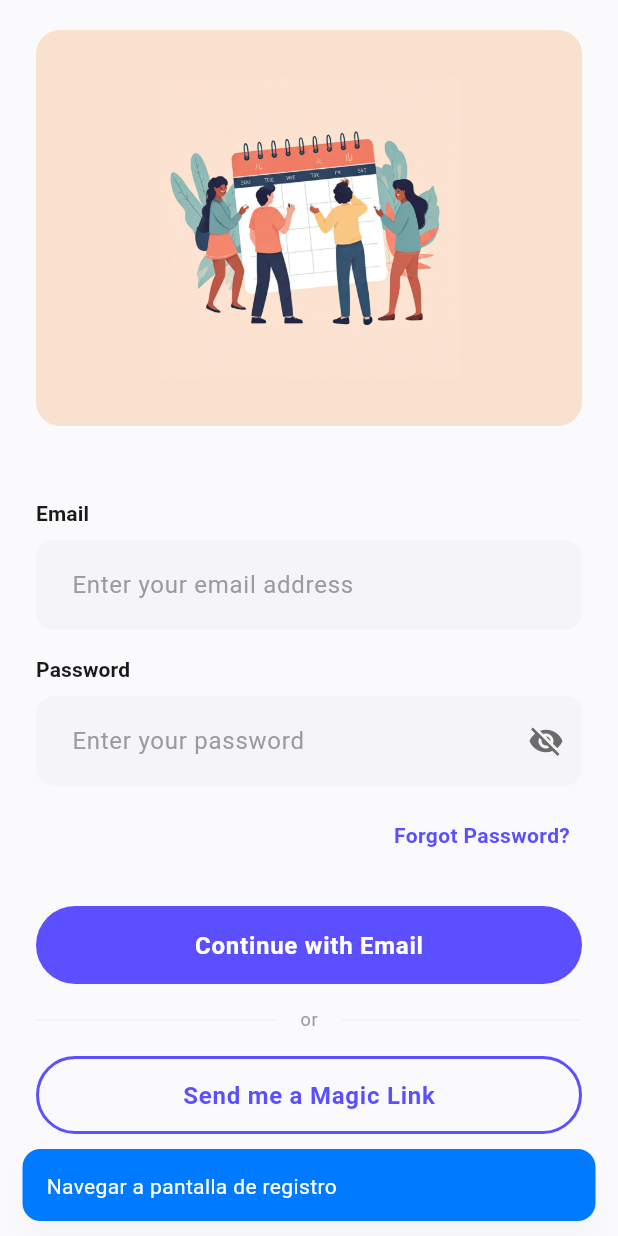
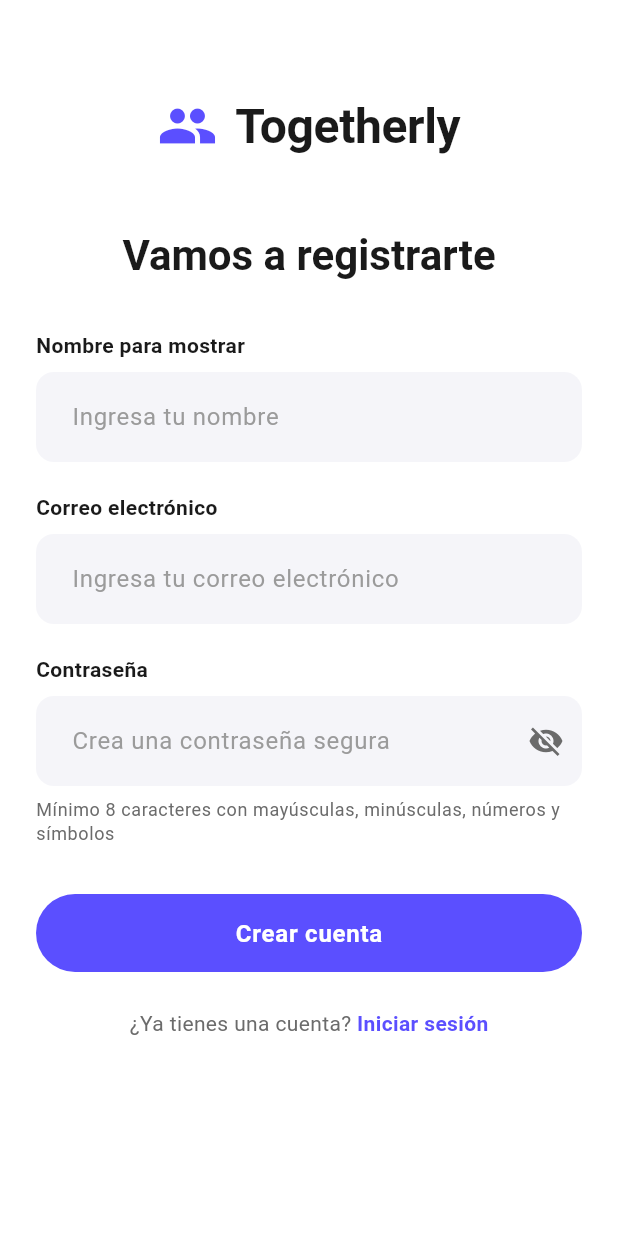
Before and after one commit to Z3r0J/togetherly_app, a Flutter app: the screen it shows after launch, scrolled down 160 dp, after a tap on "Registrate", on a phone screen of 412 x 824 dp. Run offline on Flutter 3.47's test engine with Material 3 defaults, Android fonts, the phone set to English and light mode, and no system bars; our stand-ins replace app_links, shared_preferences; accounts and stored records are empty.

Commit message:
feat: Implement user registration and email verification flow with deep linking support

```diff
--- /dev/null
+++ b/lib/models/register_models.dart
@@ -0,0 +1,56 @@
+class RegisterRequest {
+  final String name;
+  final String email;
+  final String password;
+
+  RegisterRequest({
+    required this.name,
+    required this.email,
+    required this.password,
+  });
+
+  Map<String, dynamic> toJson() {
+    return {
+      'name': name,
+      'email': email,
+      'password': password,
+    };
+  }
+}
+
+class RegisterResponse {
+  final bool success;
+  final String userId;
+
+  RegisterResponse({
+    required this.success,
+    required this.userId,
+  });
+
+  factory RegisterResponse.fromJson(Map<String, dynamic> json) {
+    return RegisterResponse(
+      success: json['success'] ?? false,
+      userId: json['data']['userId'] ?? '',
+    );
+  }
+}
+
+class EmailVerificationData {
+  final String accessToken;
+  final String refreshToken;
+
+  EmailVerificationData({
+    required this.accessToken,
+    required this.refreshToken,
+  });
+
+  factory EmailVerificationData.fromUri(Uri uri) {
+    final accessToken = uri.queryParameters['accessToken'] ?? '';
+    final refreshToken = uri.queryParameters['refreshToken'] ?? '';
+
+    return EmailVerificationData(
+      accessToken: accessToken,
+      refreshToken: refreshToken,
+    );
+  }
+}
--- a/lib/views/login_view.dart
+++ b/lib/views/login_view.dart
@@ -4,6 +4,7 @@ import '../widgets/widgets.dart';
 import '../widgets/magic_link_dialog.dart';
 import '../viewmodels/auth_view_model.dart';
 import 'dashboard_view.dart';
+import 'register_view.dart';
 
 class LoginView extends StatefulWidget {
   const LoginView({super.key});
@@ -62,7 +63,7 @@ class _LoginViewState extends State<LoginView> {
 
               // Botón principal
               AppButton(
-                text: 'Continue with Email',
+                text: 'Continuar con correo',
                 type: AppButtonType.primary,
                 fullWidth: true,
                 isLoading: _isLoading,
@@ -71,13 +72,13 @@ class _LoginViewState extends State<LoginView> {
 
               const SizedBox(height: 16),
 
-              const DividerWithText(text: 'or'),
+              const DividerWithText(text: 'o'),
 
               const SizedBox(height: 16),
 
               // Botón Magic Link
               AppButton(
-                text: 'Send me a Magic Link',
+                text: 'Envíame un enlace mágico',
                 type: AppButtonType.outline,
                 fullWidth: true,
                 onPressed: _handleMagicLink,
@@ -113,7 +114,7 @@ class _LoginViewState extends State<LoginView> {
 
         // Tagline
         Text(
-          'Plan life together',
+          'Planifica la vida juntos',
           style: AppTextStyles.titleLarge,
           textAlign: TextAlign.center,
         ),
@@ -149,7 +150,7 @@ class _LoginViewState extends State<LoginView> {
                 ),
                 const SizedBox(height: 16),
                 Text(
-                  'Plan together',
+                  'Planifica juntos',
                   style: AppTextStyles.bodyLarge.copyWith(
                     color: AppColors.textSecondary,
                   ),
@@ -164,8 +165,8 @@ class _LoginViewState extends State<LoginView> {
 
   Widget _buildEmailField() {
     return AppTextField(
-      label: 'Email',
-      hintText: 'Enter your email address',
+      label: 'Correo electrónico',
+      hintText: 'Ingresa tu correo electrónico',
       controller: _emailController,
       keyboardType: TextInputType.emailAddress,
       enabled: !_isLoading,
@@ -174,8 +175,8 @@ class _LoginViewState extends State<LoginView> {
 
   Widget _buildPasswordField() {
     return AppTextField(
-      label: 'Password',
-      hintText: 'Enter your password',
+      label: 'Contraseña',
+      hintText: 'Ingresa tu contraseña',
       controller: _passwordController,
       obscureText: _obscurePassword,
       enabled: !_isLoading,
@@ -195,7 +196,7 @@ class _LoginViewState extends State<LoginView> {
           padding: const EdgeInsets.symmetric(horizontal: 8, vertical: 4),
         ),
         child: Text(
-          'Forgot Password?',
+          '¿Olvidaste tu contraseña?',
           style: AppTextStyles.bodyMedium.copyWith(
             color: AppColors.primary,
             fontWeight: FontWeight.w600,
@@ -316,13 +317,10 @@ class _LoginViewState extends State<LoginView> {
   }
 
   void _handleSignUp() {
-    // Navegar a la pantalla de registro
-    // Navigator.push(
-    //   context,
-    //   MaterialPageRoute(builder: (context) => const SignUpView()),
-    // );
-
-    _showInfo('Navegar a pantalla de registro');
+    Navigator.push(
+      context,
+      MaterialPageRoute(builder: (context) => const RegisterView()),
+    );
   }
 
   void _showError(String message) {
--- /dev/null
+++ b/lib/views/register_view.dart
@@ -0,0 +1,263 @@
+import 'package:flutter/material.dart';
+import 'package:provider/provider.dart';
+import '../theme/app_colors.dart';
+import '../theme/app_text_styles.dart';
+import '../viewmodels/auth_view_model.dart';
+import '../widgets/app_button.dart';
+import '../widgets/app_text_field.dart';
+import '../widgets/email_verification_dialog.dart';
+
+class RegisterView extends StatefulWidget {
+  const RegisterView({super.key});
+
+  @override
+  State<RegisterView> createState() => _RegisterViewState();
+}
+
+class _RegisterViewState extends State<RegisterView> {
+  final _nameController = TextEditingController();
+  final _emailController = TextEditingController();
+  final _passwordController = TextEditingController();
+  bool _obscurePassword = true;
+  bool _isLoading = false;
+
+  @override
+  void dispose() {
+    _nameController.dispose();
+    _emailController.dispose();
+    _passwordController.dispose();
+    super.dispose();
+  }
+
+  bool _isValidEmail(String email) {
+    return RegExp(r'^[\w-\.]+@([\w-]+\.)+[\w-]{2,4}$').hasMatch(email);
+  }
+
+  bool _isStrongPassword(String password) {
+    // At least 8 characters, 1 uppercase, 1 lowercase, 1 number, 1 special character
+    return password.length >= 8 &&
+        RegExp(r'[A-Z]').hasMatch(password) &&
+        RegExp(r'[a-z]').hasMatch(password) &&
+        RegExp(r'[0-9]').hasMatch(password) &&
+        RegExp(r'[!@#$%^&*(),.?":{}|<>]').hasMatch(password);
+  }
+
+  void _validateAndRegister() async {
+    final name = _nameController.text.trim();
+    final email = _emailController.text.trim();
+    final password = _passwordController.text;
+
+    // Validate name
+    if (name.isEmpty) {
+      _showErrorDialog('Por favor, ingresa tu nombre');
+      return;
+    }
+
+    // Validate email
+    if (email.isEmpty) {
+      _showErrorDialog('Por favor, ingresa tu correo electrónico');
+      return;
+    }
+
+    if (!_isValidEmail(email)) {
+      _showErrorDialog('Por favor, ingresa un correo electrónico válido');
+      return;
+    }
+
+    // Validate password
+    if (password.isEmpty) {
+      _showErrorDialog('Por favor, ingresa una contraseña');
+      return;
+    }
+
+    if (!_isStrongPassword(password)) {
+      _showErrorDialog(
+        'La contraseña debe tener al menos 8 caracteres, incluir mayúsculas, minúsculas, números y caracteres especiales',
+      );
+      return;
+    }
+
+    // Proceed with registration
+    setState(() {
+      _isLoading = true;
+    });
+
+    final authViewModel = context.read<AuthViewModel>();
+    final success = await authViewModel.register(name, email, password);
+
+    setState(() {
+      _isLoading = false;
+    });
+
+    if (success && mounted) {
+      // Show email verification dialog
+      showDialog(
+        context: context,
+        barrierDismissible: false,
+        builder: (context) => EmailVerificationDialog(email: email),
+      );
+    } else if (mounted) {
+      // Show error message
+      final errorMessage = authViewModel.errorMessage ?? 'Error al registrarse';
+      _showErrorDialog(errorMessage);
+    }
+  }
+
+  void _showErrorDialog(String message) {
+    showDialog(
+      context: context,
+      builder: (context) => AlertDialog(
+        shape: RoundedRectangleBorder(
+          borderRadius: BorderRadius.circular(16),
+        ),
+        title: const Text('Error'),
+        content: Text(message),
+        actions: [
+          TextButton(
+            onPressed: () => Navigator.pop(context),
+            child: const Text('OK'),
+          ),
+        ],
+      ),
+    );
+  }
+
+  void _handleLogin() {
+    Navigator.pop(context);
+  }
+
+  @override
+  Widget build(BuildContext context) {
+    return Scaffold(
+      backgroundColor: AppColors.background,
+      body: SafeArea(
+        child: SingleChildScrollView(
+          padding: const EdgeInsets.all(24.0),
+          child: Column(
+            crossAxisAlignment: CrossAxisAlignment.stretch,
+            children: [
+              const SizedBox(height: 40),
+              // Logo and title
+              Row(
+                mainAxisAlignment: MainAxisAlignment.center,
+                children: [
+                  Icon(
+                    Icons.people,
+                    size: 40,
+                    color: AppColors.primary,
+                  ),
+                  const SizedBox(width: 12),
+                  Text(
+                    'Togetherly',
+                    style: AppTextStyles.displayLarge.copyWith(
+                      color: AppColors.textPrimary,
+                      fontSize: 32,
+                    ),
+                  ),
+                ],
+              ),
+              const SizedBox(height: 48),
+              // Heading
+              Text(
+                'Vamos a registrarte',
+                style: AppTextStyles.headlineMedium.copyWith(
+                  color: AppColors.textPrimary,
+                ),
+                textAlign: TextAlign.center,
+              ),
+              const SizedBox(height: 32),
+              // Display Name field
+              Text(
+                'Nombre para mostrar',
+                style: AppTextStyles.bodyMedium.copyWith(
+                  color: AppColors.textPrimary,
+                  fontWeight: FontWeight.w600,
+                ),
+              ),
+              const SizedBox(height: 8),
+              AppTextField(
+                controller: _nameController,
+                hintText: 'Ingresa tu nombre',
+                keyboardType: TextInputType.name,
+              ),
+              const SizedBox(height: 20),
+              // Email field
+              Text(
+                'Correo electrónico',
+                style: AppTextStyles.bodyMedium.copyWith(
+                  color: AppColors.textPrimary,
+                  fontWeight: FontWeight.w600,
+                ),
+              ),
+              const SizedBox(height: 8),
+              AppTextField(
+                controller: _emailController,
+                hintText: 'Ingresa tu correo electrónico',
+                keyboardType: TextInputType.emailAddress,
+              ),
+              const SizedBox(height: 20),
+              // Password field
+              Text(
+                'Contraseña',
+                style: AppTextStyles.bodyMedium.copyWith(
+                  color: AppColors.textPrimary,
+                  fontWeight: FontWeight.w600,
+                ),
+              ),
+              const SizedBox(height: 8),
+              AppTextField(
+                controller: _passwordController,
+                hintText: 'Crea una contraseña segura',
+                obscureText: _obscurePassword,
+                onSubmitted: (_) => _validateAndRegister(),
+                suffixIcon: _obscurePassword ? Icons.visibility_off : Icons.visibility,
+                onSuffixIconPressed: () {
+                  setState(() {
+                    _obscurePassword = !_obscurePassword;
+                  });
+                },
+              ),
+              const SizedBox(height: 8),
+              Text(
+                'Mínimo 8 caracteres con mayúsculas, minúsculas, números y símbolos',
+                style: AppTextStyles.bodySmall.copyWith(
+                  color: AppColors.textSecondary,
+                ),
+              ),
+              const SizedBox(height: 32),
+              // Register button
+              AppButton(
+                text: 'Crear cuenta',
+                onPressed: _isLoading ? null : _validateAndRegister,
+                isLoading: _isLoading,
+              ),
+              const SizedBox(height: 24),
+              // Login link
+              Row(
+                mainAxisAlignment: MainAxisAlignment.center,
+                children: [
+                  Text(
+                    '¿Ya tienes una cuenta? ',
+                    style: AppTextStyles.bodyMedium.copyWith(
+                      color: AppColors.textSecondary,
+                    ),
+                  ),
+                  GestureDetector(
+                    onTap: _handleLogin,
+                    child: Text(
+                      'Iniciar sesión',
+                      style: AppTextStyles.bodyMedium.copyWith(
+                        color: AppColors.primary,
+                        fontWeight: FontWeight.w600,
+                      ),
+                    ),
+                  ),
+                ],
+              ),
+            ],
+          ),
+        ),
+      ),
+    );
+  }
+}
```
Also changed, not shown: lib/main.dart (+45 -0 lines), lib/services/auth_service.dart (+37 -0 lines), lib/services/deep_link_service.dart (+17 -1 lines), lib/viewmodels/auth_view_model.dart (+69 -0 lines), lib/widgets/email_verification_dialog.dart (added, +99 -0 lines), 1 other file.
